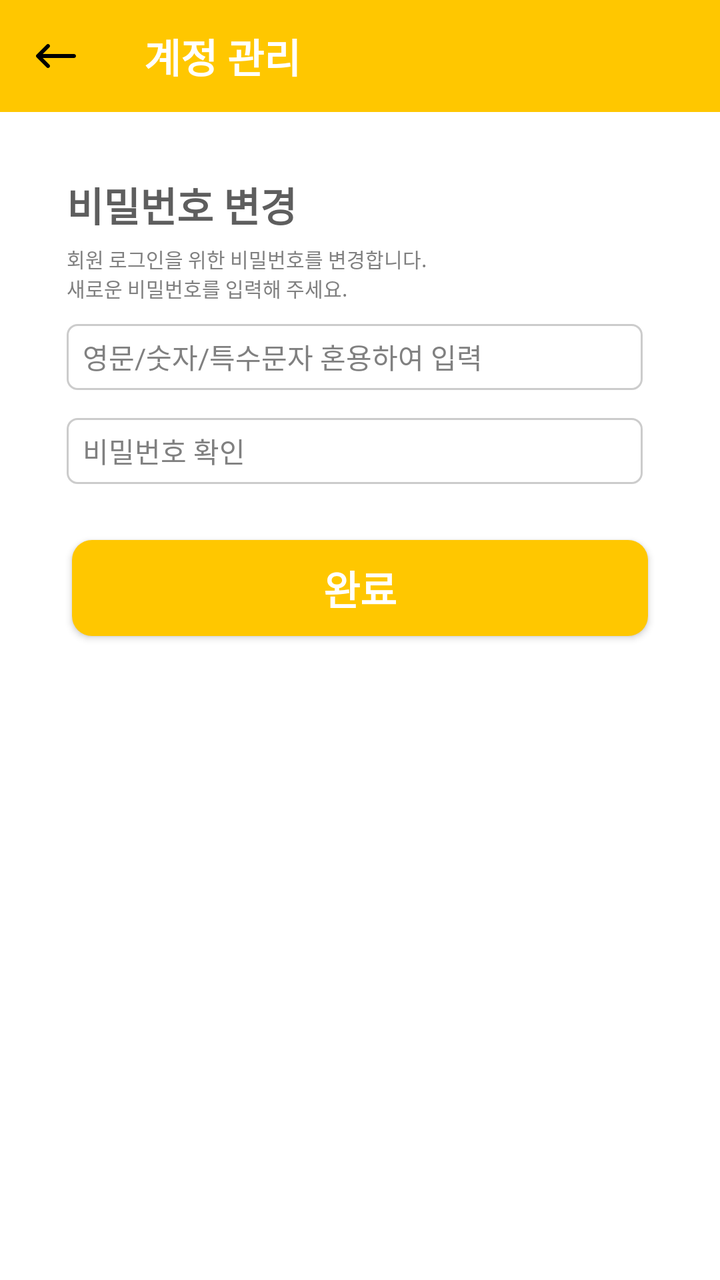
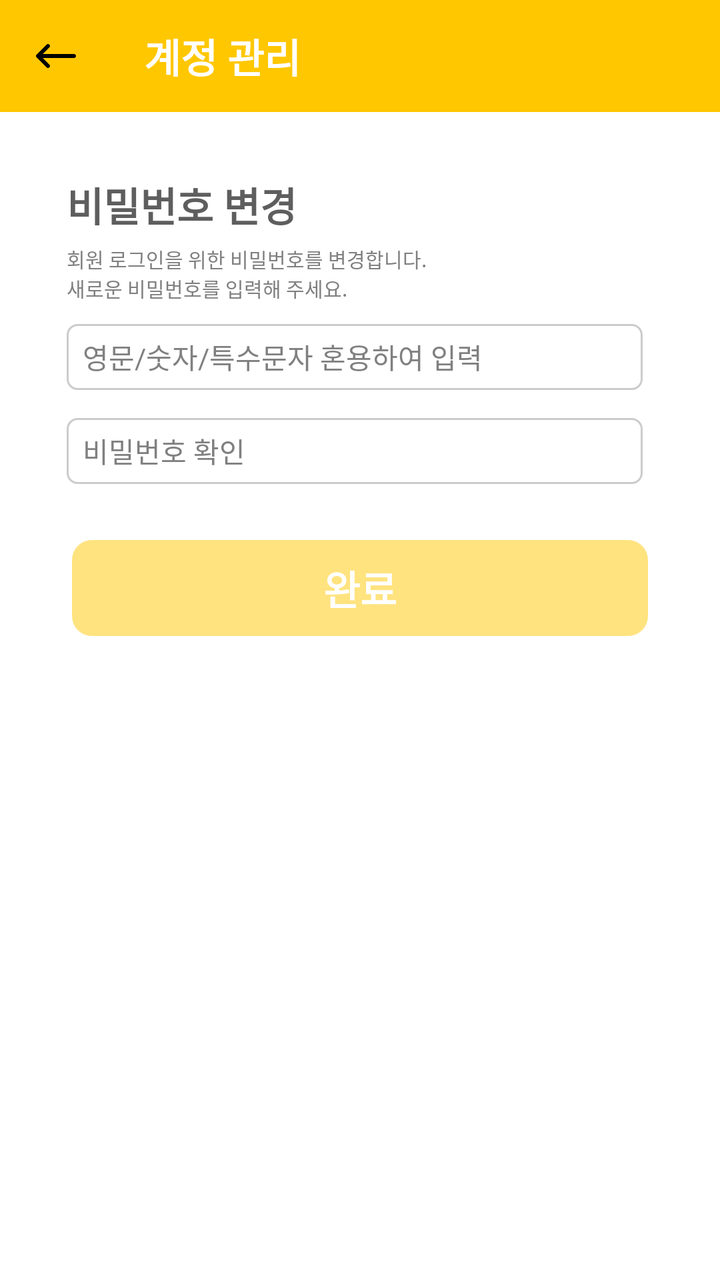

The first picture is an Android layout as it rendered before a commit; the second is the same layout after the commit. The layout source and the unified diff follow.
<!-- AndroidManifest.xml: application theme Theme.Team_On -->
<!-- res/layout/fragment_change_pw.xml -->
<?xml version="1.0" encoding="utf-8"?>
<androidx.constraintlayout.widget.ConstraintLayout xmlns:android="http://schemas.android.com/apk/res/android"
    xmlns:app="http://schemas.android.com/apk/res-auto"
    xmlns:tools="http://schemas.android.com/tools"
    android:layout_width="match_parent"
    android:layout_height="match_parent"
    tools:context=".FragmentChangePw">


    <androidx.appcompat.widget.Toolbar
        android:id="@+id/change_pw_toolbar"
        android:layout_width="match_parent"
        android:layout_height="wrap_content"
        android:background="@color/yellow"
        android:minHeight="?attr/actionBarSize"
        android:theme="?attr/actionBarTheme"
        app:layout_constraintTop_toTopOf="parent"
        app:title="계정 관리"
        app:titleTextAppearance="@style/ToolbarTitleStyle"
        app:titleTextColor="@color/white"
        app:navigationIcon="@drawable/svg_back"/>

    <EditText
        android:id="@+id/change_pw_edit_pw"
        android:layout_width="288dp"
        android:layout_height="33dp"
        android:layout_marginStart="-3dp"
        android:layout_marginBottom="75dp"
        android:background="@drawable/radius_5_stroke_gray"
        android:ems="10"
        android:hint="영문/숫자/특수문자 혼용하여 입력"
        android:inputType="text"
        android:maxLength="10"
        android:paddingStart="8dp"
        android:textColorHint="@color/hint"
        android:textSize="14sp"
        app:layout_constraintBottom_toTopOf="@id/change_pw_btn_save"
        app:layout_constraintStart_toStartOf="@id/change_pw_btn_save"/>

    <EditText
        android:id="@+id/change_pw_edit_pwcheck"
        android:layout_width="288dp"
        android:layout_height="33dp"
        android:layout_marginTop="14dp"
        android:background="@drawable/radius_5_stroke_gray"
        android:ems="10"
        android:hint="비밀번호 확인"
        android:inputType="text"
        android:maxLength="10"
        android:paddingStart="8dp"
        android:textColorHint="@color/hint"
        android:textSize="14sp"
        app:layout_constraintTop_toBottomOf="@id/change_pw_edit_pw"
        app:layout_constraintStart_toStartOf="@id/change_pw_edit_pw"/>

    <TextView
        android:id="@+id/change_pw_text1"
        android:layout_width="wrap_content"
        android:layout_height="wrap_content"
        android:layout_marginBottom="45dp"
        android:text="비밀번호 변경"
        android:textColor="@color/titleText"
        android:textSize="20sp"
        android:textStyle="bold"
        app:layout_constraintBottom_toTopOf="@+id/change_pw_edit_pw"
        app:layout_constraintStart_toStartOf="@+id/change_pw_edit_pw" />

    <TextView
        android:id="@+id/change_pw_text2"
        android:layout_width="wrap_content"
        android:layout_height="wrap_content"
        android:layout_marginTop="5dp"
        android:text="회원 로그인을 위한 비밀번호를 변경합니다.
        \n새로운 비밀번호를 입력해 주세요."
        android:textColor="@color/hint"
        android:textSize="10sp"
        app:layout_constraintTop_toBottomOf="@id/change_pw_text1"
        app:layout_constraintStart_toStartOf="@id/change_pw_text1" />

    <TextView
        android:id="@+id/change_pw_text_checkPw"
        android:layout_width="wrap_content"
        android:layout_height="wrap_content"
        android:layout_marginTop="5dp"
        android:text="text"
        android:textSize="10sp"
        android:visibility="invisible"
        app:layout_constraintStart_toStartOf="@+id/change_pw_edit_pwcheck"
        app:layout_constraintTop_toBottomOf="@+id/change_pw_edit_pwcheck" />

    <Button
        android:id="@+id/change_pw_btn_save"
        android:layout_width="288dp"
        android:layout_height="wrap_content"
        android:layout_marginTop="270dp"
        android:background="@drawable/radius_10_solid_yellow"
        android:text="완료"
        android:textColor="@color/white"
        android:textSize="20sp"
        android:textStyle="bold"
        app:layout_constraintTop_toTopOf="parent"
        app:layout_constraintStart_toStartOf="parent"
        app:layout_constraintEnd_toEndOf="parent"/>


</androidx.constraintlayout.widget.ConstraintLayout>
<!-- resources referenced by this layout -->
<resources>
  <color name="hint">#808080</color>
  <color name="titleText">#5E5E5E</color>
  <color name="white">#FFFFFFFF</color>
  <color name="yellow">#FFC700</color>
  <!-- drawable radius_10_solid_yellow (drawable) -->
  <shape xmlns:android="http://schemas.android.com/apk/res/android">
      <corners android:radius="10dp"/>
      <solid android:color="@color/yellow"/>
  </shape>
  <!-- drawable radius_5_stroke_gray (drawable) -->
  <?xml version="1.0" encoding="utf-8"?>
  <shape xmlns:android="http://schemas.android.com/apk/res/android">
      <corners android:radius="5dp"/>
      <stroke android:color="@color/gray"
          android:width="1dp"/>
  </shape>
  <!-- drawable svg_back (drawable) -->
  <vector xmlns:android="http://schemas.android.com/apk/res/android"
      android:width="24dp"
      android:height="24dp"
      android:viewportWidth="24"
      android:viewportHeight="24">
    <path
        android:pathData="M8.707,16.293C9.098,16.683 9.098,17.317 8.707,17.707C8.317,18.098 7.683,18.098 7.293,17.707L2.293,12.707C1.902,12.317 1.902,11.683 2.293,11.293L7.293,6.293C7.683,5.902 8.317,5.902 8.707,6.293C9.098,6.683 9.098,7.317 8.707,7.707L5.414,11L21,11C21.552,11 22,11.448 22,12C22,12.552 21.552,13 21,13L5.414,13L8.707,16.293Z"
        android:fillColor="#000000"/>
  </vector>
  <style name="ToolbarTitleStyle" parent="TextAppearance.Widget.AppCompat.Toolbar.Title">
          <item name="android:textSize">20sp</item>
          <item name="android:textStyle">bold</item>
          
      </style>
  <style name="Theme.Team_On" parent="Base.Theme.Team_On" />
  <color name="gray">#CCCCCC</color>
  <style name="Base.Theme.Team_On" parent="Theme.AppCompat.DayNight.NoActionBar">
          <item name="android:windowLightStatusBar">true</item>
          <item name="android:windowBackground">@android:color/white</item>
          <item name="android:statusBarColor">@color/white</item>
          <item name="android:textColor">#000000</item>
      </style>
</resources>

<!-- the commit's change to res/layout/fragment_change_pw.xml (unified diff, before → after) -->
@@ -29,7 +29,7 @@
         android:background="@drawable/radius_5_stroke_gray"
         android:ems="10"
         android:hint="영문/숫자/특수문자 혼용하여 입력"
-        android:inputType="text"
+        android:inputType="textPassword"
         android:maxLength="10"
         android:paddingStart="8dp"
         android:textColorHint="@color/hint"
@@ -45,7 +45,7 @@
         android:background="@drawable/radius_5_stroke_gray"
         android:ems="10"
         android:hint="비밀번호 확인"
-        android:inputType="text"
+        android:inputType="textPassword"
         android:maxLength="10"
         android:paddingStart="8dp"
         android:textColorHint="@color/hint"
@@ -83,6 +83,7 @@
         android:layout_height="wrap_content"
         android:layout_marginTop="5dp"
         android:text="text"
+        android:textColor="@color/red"
         android:textSize="10sp"
         android:visibility="invisible"
         app:layout_constraintStart_toStartOf="@+id/change_pw_edit_pwcheck"
@@ -93,14 +94,16 @@
         android:layout_width="288dp"
         android:layout_height="wrap_content"
         android:layout_marginTop="270dp"
+        android:alpha="0.5"
         android:background="@drawable/radius_10_solid_yellow"
+        android:enabled="false"
         android:text="완료"
         android:textColor="@color/white"
         android:textSize="20sp"
         android:textStyle="bold"
-        app:layout_constraintTop_toTopOf="parent"
+        app:layout_constraintEnd_toEndOf="parent"
         app:layout_constraintStart_toStartOf="parent"
-        app:layout_constraintEnd_toEndOf="parent"/>
+        app:layout_constraintTop_toTopOf="parent" />
 
 
 </androidx.constraintlayout.widget.ConstraintLayout>
<!-- resource entries referenced after the edit -->
@@ -1,6 +1,7 @@
 <!-- resources referenced by this layout -->
 <resources>
   <color name="hint">#808080</color>
+  <color name="red">#FF0000</color>
   <color name="titleText">#5E5E5E</color>
   <color name="white">#FFFFFFFF</color>
   <color name="yellow">#FFC700</color>
